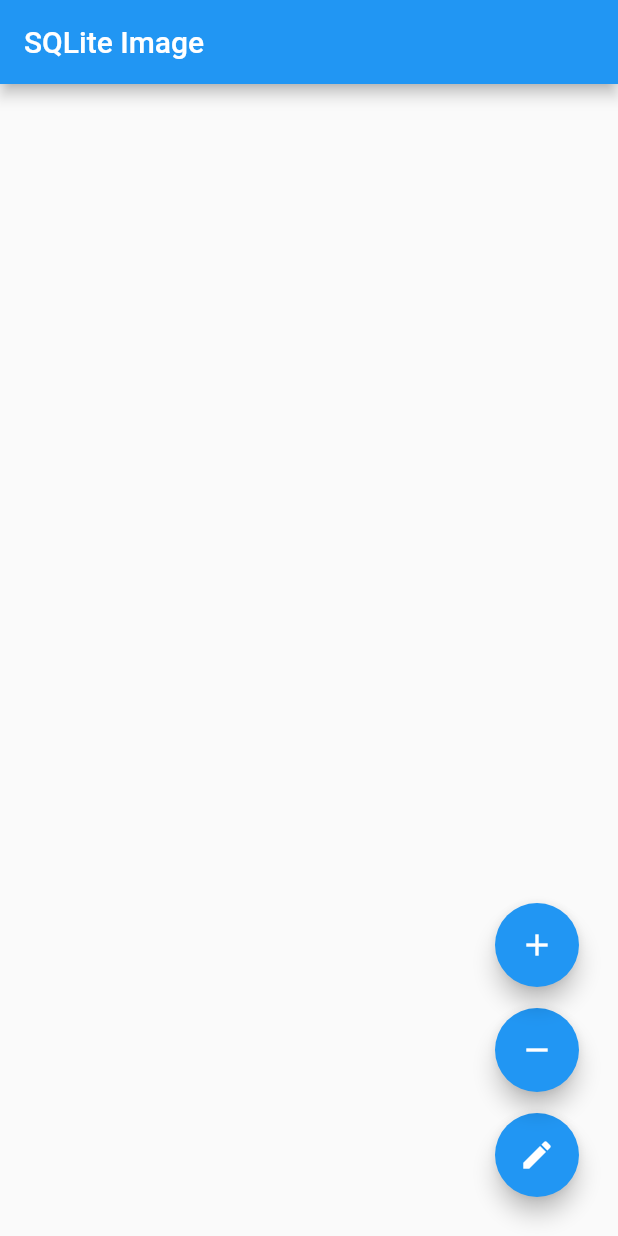
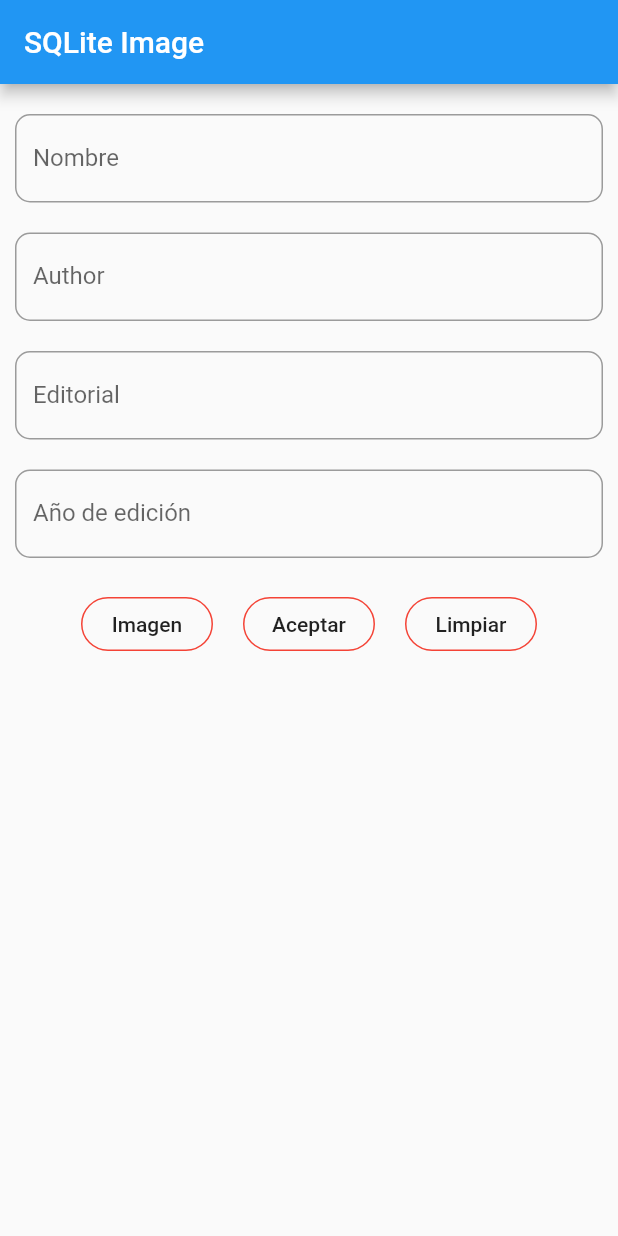
Before and after one commit to LuisitoJimenez/Dart, a Flutter app: the screen it shows after launch, after a tap on the "add" icon, on a phone screen of 412 x 824 dp. Run offline on Flutter 3.47's test engine with Material 2 defaults, Android fonts, the phone set to English and light mode, and no system bars; our stand-ins replace image_picker, shared_preferences, sqflite; accounts and stored records are empty.

Commit message:
Modificar código

```diff
--- a/almacenamiento_imagenes/lib/dbManager.dart
+++ b/almacenamiento_imagenes/lib/dbManager.dart
@@ -13,6 +13,9 @@
   static const String TABLE = 'PhotosTable';
   static const String DB_NAME = 'photos.db';
   static const String NAME_BOOk = 'name_book';
+  static const String AUTHOR_BOOK = 'author_book';
+  static const String BOOK_PUBLISHER = 'book_publisher';
+  static const String BOOK_YEAR = 'book_year';
 
   Future<Database> get db async {
     if (_db != null) {
@@ -31,7 +34,7 @@
 
   _onCreate(Database db, int version) async {
     await db.execute(
-        "CREATE TABLE $TABLE ($ID INTEGER PRIMARY KEY, $PHOTO_NAME TEXT, $NAME_BOOk TEXT)");
+        "CREATE TABLE $TABLE ($ID INTEGER PRIMARY KEY, $PHOTO_NAME TEXT, $NAME_BOOk TEXT, $AUTHOR_BOOK TEXT, $BOOK_PUBLISHER TEXT, $BOOK_YEAR TEXT)");
   }
 
   //insert
@@ -45,7 +48,7 @@
   Future<List<Photo>> getPhotos() async {
     var dbClient = await db;
     //List<Map> maps = await dbClient.query(TABLE, columns: [ID, PHOTO_NAME], where: '$ID = ?', whereArgs: [1]);
-    List<Map> maps = await dbClient.query(TABLE, columns: [ID, PHOTO_NAME, NAME_BOOk]);
+    List<Map> maps = await dbClient.query(TABLE, columns: [ID, PHOTO_NAME, NAME_BOOk, AUTHOR_BOOK, BOOK_PUBLISHER, BOOK_YEAR]);
     List<Photo> photos = [];
 
     if (maps.isNotEmpty) {
--- /dev/null
+++ b/almacenamiento_imagenes/lib/formBook.dart
@@ -0,0 +1,278 @@
+import 'dart:io';
+import 'dart:typed_data';
+import 'package:almacenamiento_imagenes/main.dart';
+import 'package:almacenamiento_imagenes/photo.dart';
+import 'package:flutter/material.dart';
+import 'package:image_picker/image_picker.dart';
+import 'convert_utility.dart';
+import 'dbManager.dart';
+
+class formBook extends StatefulWidget {
+  const formBook({super.key});
+
+  @override
+  State<formBook> createState() => _formBookState();
+}
+
+class _formBookState extends State<formBook> {
+  TextEditingController controllerName = TextEditingController();
+  TextEditingController controllerPublisher = TextEditingController();
+  TextEditingController controllerYear = TextEditingController();
+  TextEditingController controllerAuthor = TextEditingController();
+
+  late List<Photo> photos;
+  late dbManager dbmanager;
+  late Future<File> imageFile;
+  late Image image;
+  late int? selectedId = null;
+
+  final RegExp dataExp = RegExp('[a-zA-Z]');
+  final RegExp yearExp = RegExp('[0-9]');
+
+  String? name_book = '';
+  String? book_publisher = '';
+  String? book_year = '';
+  String? author_book = '';
+
+  final formKey = GlobalKey<FormState>();
+  final _scaffoldKey = GlobalKey<ScaffoldState>();
+  late var dbHelper;
+  late bool isUpdating;
+
+  File? _image;
+
+  @override
+  void initState() {
+    super.initState();
+    dbmanager = dbManager();
+    photos = [];
+    refreshImages();
+  }
+
+  refreshImages() {
+    dbmanager.getPhotos().then((images) {
+      setState(() {
+        photos.clear();
+        photos.addAll(images);
+      });
+    });
+  }
+
+  clearData() {
+    controllerName.text = "";
+    controllerPublisher.text = "";
+    controllerYear.text = "";
+    controllerAuthor.text = "";
+    _image = null;
+  }
+
+  pickImageFromGallery() {
+    ImagePicker imagePicker = ImagePicker();
+    imagePicker.pickImage(source: ImageSource.gallery).then((imgFile) async {
+      if (imgFile != null) {
+        setState(() {
+          _image = File(imgFile.path);
+        });
+        Uint8List? imageBytes = await imgFile.readAsBytes();
+      }
+    });
+  }
+
+  saveBook() {
+    if (formKey.currentState!.validate()) {
+      //formKey.currentState!.save();
+      if (selectedId == null && _image != null) {
+        String imgString = Utility.base64String(_image!.readAsBytesSync());
+            Photo photo = Photo(null, imgString, name_book, author_book, book_publisher, book_year);
+        dbmanager.save(photo);
+        refreshImages();
+      } else {
+        _showSnackBar( context, "Agregue una imagen");
+      }
+      clearData();
+    }
+  }
+
+  Widget form() {
+    return Form(
+      key: formKey,
+      child: Padding(
+        padding: const EdgeInsets.all(10.0),
+        child: Column(
+          mainAxisAlignment: MainAxisAlignment.center,
+          mainAxisSize: MainAxisSize.min,
+          verticalDirection: VerticalDirection.down,
+          children: [
+            const SizedBox(
+              height: 10,
+            ),
+            if (_image != null)
+              Image.file(
+                _image!,
+                width: 200,
+                height: 200,
+              ),
+            TextFormField(
+              controller: controllerName,
+              keyboardType: TextInputType.text,
+              decoration: InputDecoration(
+                labelText: 'Nombre',
+                border: OutlineInputBorder(
+                  borderRadius: BorderRadius.circular(10),
+                ),
+              ),
+              validator: (val1) => val1!.isEmpty
+                  ? 'Ingrese el nombre'
+                  : dataExp.hasMatch(val1!) == false
+                      ? "Solo se aceptan letras"
+                      : null,
+              onSaved: (val1) => name_book = val1!,
+            ),
+            const SizedBox(
+              height: 20,
+            ),
+            TextFormField(
+              controller: controllerAuthor,
+              keyboardType: TextInputType.text,
+              decoration: InputDecoration(
+                labelText: 'Author',
+                border: OutlineInputBorder(
+                  borderRadius: BorderRadius.circular(10),
+                ),
+              ),
+              validator: (val2) => val2!.isEmpty
+                  ? 'Ingrese el autor'
+                  : dataExp.hasMatch(val2!) == false
+                      ? "Solo se aceptan letras"
+                      : null,
+              onSaved: (val2) => author_book = val2!,
+            ),
+            const SizedBox(
+              height: 20,
+            ),
+            TextFormField(
+              controller: controllerPublisher,
+              keyboardType: TextInputType.text,
+              decoration: InputDecoration(
+                labelText: 'Editorial',
+                border: OutlineInputBorder(
+                  borderRadius: BorderRadius.circular(10),
+                ),
+              ),
+              validator: (val3) => val3!.isEmpty
+                  ? 'Ingrese la editorial'
+                  : dataExp.hasMatch(val3!) == false
+                      ? "Solo se acpetan letras"
+                      : null,
+              onSaved: (val3) => book_publisher = val3!,
+            ),
+            const SizedBox(
+              height: 20,
+            ),
+            TextFormField(
+              controller: controllerYear,
+              keyboardType: TextInputType.text,
+              decoration: InputDecoration(
+                labelText: 'Año de edición',
+                border: OutlineInputBorder(
+                  borderRadius: BorderRadius.circular(10),
+                ),
+              ),
+              validator: (val4) => val4!.isEmpty
+                  ? 'Ingrese el año de edición'
+                  : yearExp.hasMatch(val4!) == false
+                      ? "Solo se aceptan números"
+                      : null,
+              onSaved: (val) => book_year = val!,
+            ),
+            const SizedBox(
+              height: 20,
+            ),
+            Row(
+              mainAxisAlignment: MainAxisAlignment.center,
+              children: [
+                MaterialButton(
+                  onPressed: () {
+                    setState(() {
+                      pickImageFromGallery();
+                    });
+                  },
+                  shape: RoundedRectangleBorder(
+                    borderRadius: BorderRadius.circular(20),
+                    side: const BorderSide(color: Colors.red),
+                  ),
+                  child: Text("Imagen"),
+                ),
+                const SizedBox(
+                  width: 20,
+                ),
+                MaterialButton(
+                  onPressed: () {
+                    if (formKey.currentState!.validate() && _image != null) {
+                      formKey.currentState!.save();
+                      saveBook();
+                      Navigator.push(
+                      context,
+                      MaterialPageRoute(builder: (context) => const MyApp()),
+                    );
+                    }
+                    if (_image == null) {
+                      _showSnackBar(context, "Agregue una imagen");
+                    }
+                  },
+                  shape: RoundedRectangleBorder(
+                    borderRadius: BorderRadius.circular(20),
+                    side: const BorderSide(color: Colors.red),
+                  ),
+                  child: const Text("Aceptar"),
+                ),
+                const SizedBox(
+                  width: 20,
+                ),
+                MaterialButton(
+                  onPressed: () {
+                    setState(() {
+                      isUpdating = false;
+                    });
+                    clearData();
+                  },
+                  shape: RoundedRectangleBorder(
+                    borderRadius: BorderRadius.circular(20),
+                    side: const BorderSide(color: Colors.red),
+                  ),
+                  child: const Text("Limpiar"),
+                ),
+              ],
+            )
+          ],
+        ),
+      ),
+    );
+  }
+
+  _showSnackBar(BuildContext context, String mensaje) {
+    final snackBar = SnackBar(
+      content: Text(mensaje.toUpperCase()),
+    );
+    ScaffoldMessenger.of(context).showSnackBar(snackBar);
+  }
+
+  Widget build(BuildContext context) {
+    return Scaffold(
+      appBar: AppBar(
+        title: Text("SQLite Image"),
+        automaticallyImplyLeading: false,
+      ),
+      body: Center(
+        child: Column(
+          mainAxisAlignment: MainAxisAlignment.start,
+          children: <Widget>[
+            Flexible(
+              child: form(),
+            )
+          ],
+        ),
+      ),
+    );
+  }
+}
--- a/almacenamiento_imagenes/lib/main.dart
+++ b/almacenamiento_imagenes/lib/main.dart
@@ -1,3 +1,4 @@
+import 'package:almacenamiento_imagenes/formBook.dart';
 import 'package:flutter/foundation.dart';
 import 'package:flutter/material.dart';
 import 'package:image_picker/image_picker.dart';
@@ -38,7 +39,6 @@
 
   @override
   void initState() {
-    // TODO: implement initState
     super.initState();
     dbmanager = dbManager();
     photos = [];
@@ -54,52 +54,20 @@
     });
   }
 
-  pickImageFromGallery() {
+  pickImageFromGallery(String name_book, String book_publisher,
+      String book_year, String author_book) {
     ImagePicker imagePicker = ImagePicker();
     imagePicker.pickImage(source: ImageSource.gallery).then((imgFile) async {
       Uint8List? imageBytes = await imgFile?.readAsBytes();
       if (imageBytes != null) {
         String imgString = Utility.base64String(imageBytes!);
-        Photo photo = Photo(null, imgString);
+        Photo photo = Photo(
+            null, imgString, name_book, book_publisher, book_year, author_book);
         dbmanager.save(photo);
         refreshImages();
-      } else {
-        print("No se pudo cargar la imagen");
-      }
+      } else {}
     });
   }
-
-/*   gridView() {
-    return Padding(
-      padding: EdgeInsets.all(5.0),
-      child: GridView.count(
-        crossAxisCount: 3,
-        childAspectRatio: 1.0,
-        mainAxisSpacing: 4.0,
-        crossAxisSpacing: 4.0,
-        children: photos.map((photo) {
-          return Utility.ImageFromBase64String(photo.photo_name!);
-        }).toList(),
-      ),
-    );
-  } */
-
-  /*  gridView() {
-  return Padding(
-    padding: EdgeInsets.all(5.0),
-    child: GridView.count(
-      crossAxisCount: 3,
-      childAspectRatio: 1.0,
-      mainAxisSpacing: 4.0,
-      crossAxisSpacing: 4.0,
-      children: photos.map((photo) {
-        return Card(
-          child: Utility.ImageFromBase64String(photo.photo_name!),
-        );
-      }).toList(),
-    ),
-  );
-} */
 
   deleteBook(int id) {
     dbmanager.delete(id).then((_) {
@@ -107,49 +75,35 @@
     });
   }
 
-/*   gridView() {
+  gridView() {
     return Padding(
       padding: EdgeInsets.all(5.0),
       child: GridView.count(
         crossAxisCount: 3,
-        childAspectRatio: 1.0,
-        mainAxisSpacing: 4.0,
-        crossAxisSpacing: 4.0,
-        children: photos.map((photo) {
-          return Card(
-            child: Column(
-              children: <Widget>[
-                Utility.ImageFromBase64String(photo.photo_name!),
-                Text(photo.id.toString()),
-              ],
-            ),
-          );
-        }).toList(),
-      ),
-    );
-  } */
-
-   gridView() {
-    return Padding(
-      padding: EdgeInsets.all(5.0),
-      child: GridView.count(
-        crossAxisCount: 3,
-        childAspectRatio: 1.0,
-        mainAxisSpacing: 4.0,
-        crossAxisSpacing: 4.0,
+        childAspectRatio: 0.8,
+        mainAxisSpacing: 1.0,
+        crossAxisSpacing: 1.0,
         children: photos.map((photo) {
           return GestureDetector(
             onTap: () {
               setState(() {
                 selectedId = photo.id;
+
+                print("El id es:" + photo.id.toString());
+                print("El nombre es:" + photo.name_book.toString());
+                print("El autor es:" + photo.author_book.toString());
+                print("El año es:" + photo.book_year.toString());
+                print("El publisher es:" + photo.book_publisher.toString());
               });
             },
-            child: Card(
+
+             child: Card(
               color: selectedId == photo.id ? Colors.grey : null,
               child: Column(
                 children: <Widget>[
-                  Utility.ImageFromBase64String(photo.photo_name!),
-                  Text(photo.id.toString()),
+                  Expanded(
+                    child: Utility.ImageFromBase64String(photo.photo_name!),
+                  ),
                 ],
               ),
             ),
@@ -162,15 +116,7 @@
   Widget build(BuildContext context) {
     return Scaffold(
       appBar: AppBar(
-        title: Text("SQLite Image"),
-        actions: <Widget>[
-/*         IconButton(
-          icon: Icon(Icons.add),
-          onPressed: () {
-            pickImageFromGallery();
-          },
-        ) */
-        ],
+        title: Text("Books"),
       ),
       body: Center(
         child: Column(
@@ -185,35 +131,44 @@
       floatingActionButton: Stack(
         children: <Widget>[
           Positioned(
-            bottom: 10.0,
+            bottom: 5.0,
             right: 10.0,
             child: FloatingActionButton(
+              heroTag: "button1",
               onPressed: () {},
               child: Icon(Icons.edit),
+              mini: true
             ),
           ),
           Positioned(
-            bottom: 80.0,
-            right: 10.0,
+            bottom: 5.0,
+            right: 80.0,
             child: FloatingActionButton(
+              heroTag: "button2",
               onPressed: () {
                 if (selectedId! != null) {
                   deleteBook(selectedId!);
-                } else {
-                  print("El id del elemento es null");
-                }
+                } else {}
               },
               child: Icon(Icons.remove),
+              mini: true,
+              backgroundColor: Colors.red
             ),
           ),
           Positioned(
-            bottom: 150.0,
-            right: 10.0,
+            bottom: 5.0,
+            right: 150.0,
             child: FloatingActionButton(
+              heroTag: "button3",
               onPressed: () {
-                pickImageFromGallery();
+                Navigator.push(
+                  context,
+                  MaterialPageRoute(builder: (context) => const formBook()),
+                );
               },
               child: Icon(Icons.add),
+              mini:true,
+              backgroundColor: Colors.green,
             ),
           ),
         ],
--- a/almacenamiento_imagenes/lib/photo.dart
+++ b/almacenamiento_imagenes/lib/photo.dart
@@ -2,13 +2,21 @@
   int? id;
   String? photo_name;
   String? name_book;
+  String? author_book;
+  String? book_publisher;
+  String? book_year;
 
-  Photo(this.id, this.photo_name);
+
+  Photo(this.id, this.photo_name, this.name_book, this.author_book, this.book_publisher, this.book_year);
 
   Map<String, dynamic> toMap() {
     var map = <String, dynamic>{
       "id": id,
       "photo_name": photo_name,
+      "name_book": name_book,
+      "author_book": author_book,
+      "book_publisher": book_publisher,
+      "book_year": book_year,
     };
     return map;
   }
@@ -16,5 +24,9 @@
   Photo.fromMap(Map<String, dynamic> map) {
     id = map["id"];
     photo_name = map["photo_name"];
+    name_book = map["name_book"];
+    author_book = map["author_book"];
+    book_publisher = map["book_publisher"];
+    book_year = map["book_year"];
   }
 }
```
